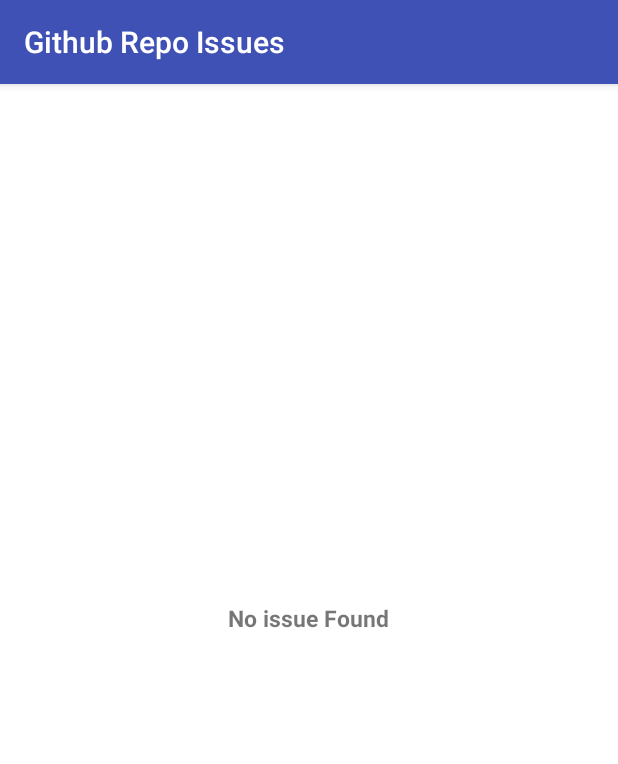
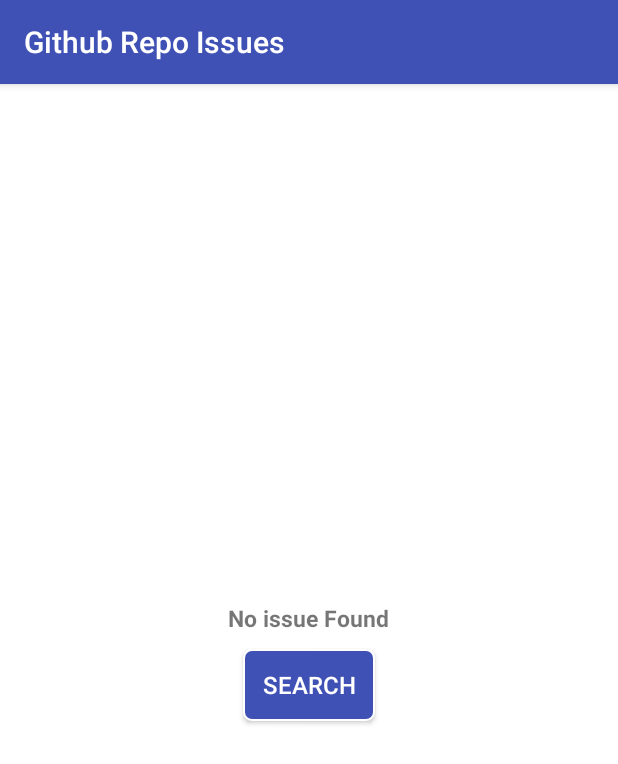
Before and after one commit to ank27/RxJava-GitApi, an Android app: the screen it shows after launch (MainActivity), on a phone screen of 412 x 824 dp. Shown: the top 764 px of the screen. Run offline under Robolectric (Android 15) with nearby library versions, the phone set to English and light mode, and no system bars; libraries missing offline, so code that uses them is left out: retrofit.http, rx.android.schedulers, rx.schedulers; 2 statements that could not run were skipped.

Commit message:
minor bug

```diff
--- a/app/src/main/java/com/rxjava_github/MainActivity.java
+++ b/app/src/main/java/com/rxjava_github/MainActivity.java
@@ -16,6 +16,7 @@ import android.view.LayoutInflater;
 import android.view.Menu;
 import android.view.MenuItem;
 import android.view.View;
+import android.widget.Button;
 import android.widget.EditText;
 import android.widget.ImageView;
 import android.widget.LinearLayout;
@@ -34,7 +35,7 @@ import rx.Subscriber;
 import rx.android.schedulers.AndroidSchedulers;
 import rx.schedulers.Schedulers;
 
-public class MainActivity extends AppCompatActivity {
+public class MainActivity extends AppCompatActivity implements View.OnClickListener {
     private List<RepoIssue> repoIssues;
     private ProgressBar progressBar;
     LinearLayout issueLayout;
@@ -45,7 +46,7 @@ public class MainActivity extends AppCompatActivity {
     Toolbar toolbarIssues;
     Network mNetwork;
     String TAG = "MainActivity";
-
+    Button search_btn;
     @Override
     protected void onCreate(Bundle savedInstanceState) {
         super.onCreate(savedInstanceState);
@@ -58,13 +59,16 @@ public class MainActivity extends AppCompatActivity {
         issue_container = (RecyclerView) findViewById(R.id.issue_container);
         toolbarIssues.setTitle("Github Repo Issues");
         toolbarIssues.setTitleTextColor(ContextCompat.getColor(activity,R.color.white));
+        search_btn=(Button) findViewById(R.id.search_btn);
         LinearLayoutManager layoutManager=new LinearLayoutManager(this);
         issue_container.setLayoutManager(layoutManager);
         issue_container.setHasFixedSize(true);
         invalidateOptionsMenu();
         adapter = new IssuesAdapter(activity);
+
         issue_container.setAdapter(adapter);
         mNetwork= new Network();
+        search_btn.setOnClickListener(this);
         showAlertDialog();
     }
 
@@ -141,4 +145,10 @@ public class MainActivity extends AppCompatActivity {
         return super.onOptionsItemSelected(item);
     }
 
+    @Override
+    public void onClick(View view) {
+        if (view.getId()==R.id.search_btn){
+            showAlertDialog();
+        }
+    }
 }
--- /dev/null
+++ b/app/src/main/res/drawable/button_shape_fill.xml
@@ -0,0 +1,13 @@
+<?xml version="1.0" encoding="utf-8"?>
+<shape xmlns:android="http://schemas.android.com/apk/res/android"
+    android:shape="rectangle" >
+    <solid android:color="@color/colorPrimary" />
+    <gradient android:startColor="@color/colorPrimary"
+        android:endColor="@color/colorPrimary"
+        android:angle="270" />
+    <corners android:radius="5dp" />
+    <stroke
+        android:width="2px"
+        android:color="@color/white" />
+
+</shape>
--- a/app/src/main/res/layout/activity_main.xml
+++ b/app/src/main/res/layout/activity_main.xml
@@ -41,12 +41,25 @@
         android:layout_width="match_parent"
         android:layout_height="match_parent">
         <TextView
-            android:id="@+id/no_coupon_text"
+            android:id="@+id/no_issue_text"
             android:layout_width="wrap_content"
             android:layout_height="wrap_content"
             android:text="No issue Found"
             android:textAlignment="center"
             style="@style/TextViewAppearanceMediumBold"
             android:layout_centerInParent="true"/>
+        <Button
+            android:id="@+id/search_btn"
+            android:layout_below="@+id/no_issue_text"
+            android:text="Search"
+            android:textSize="16sp"
+            android:padding="10dp"
+            android:layout_marginTop="10dp"
+            android:textColor="#FFFFFF"
+            android:layout_centerHorizontal="true"
+            android:background="@drawable/button_shape_fill"
+            android:gravity="center"
+            android:layout_width="wrap_content"
+            android:layout_height="wrap_content" />
     </RelativeLayout>
 </RelativeLayout>
```
